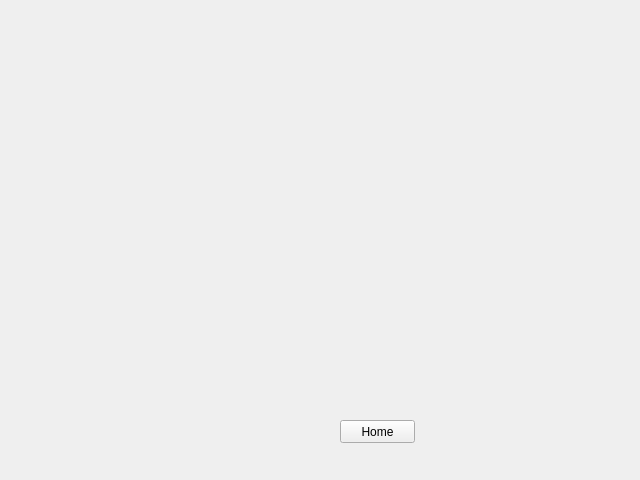
qorgh346/KGU_MultiMedia_Hobe, file rotateWindow.ui: the form before one commit.
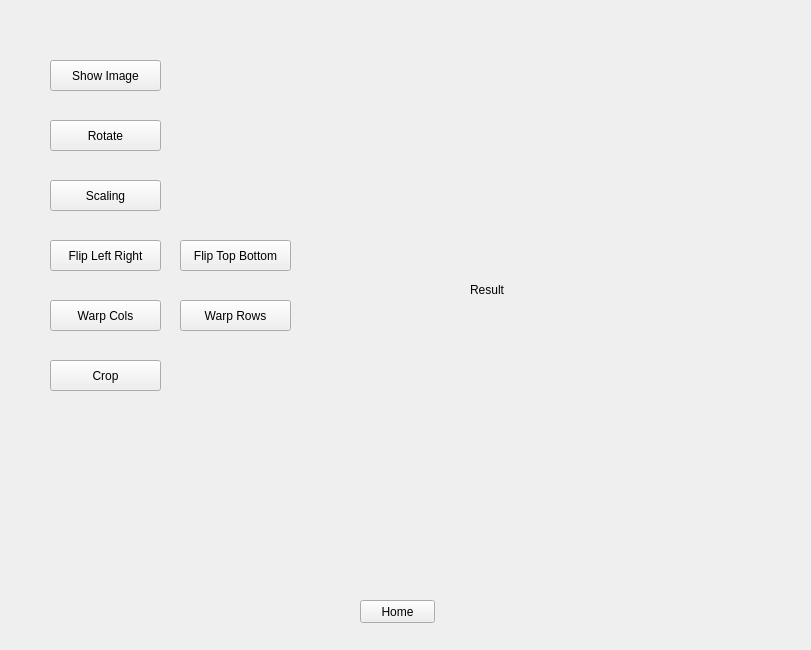
The form after the commit.

```diff
--- a/rotateWindow.ui
+++ b/rotateWindow.ui
@@ -6,8 +6,8 @@
    <rect>
     <x>0</x>
     <y>0</y>
-    <width>640</width>
-    <height>480</height>
+    <width>811</width>
+    <height>650</height>
    </rect>
   </property>
   <property name="windowTitle">
@@ -16,8 +16,8 @@
   <widget class="QPushButton" name="home">
    <property name="geometry">
     <rect>
-     <x>340</x>
-     <y>420</y>
+     <x>360</x>
+     <y>600</y>
      <width>75</width>
      <height>23</height>
     </rect>
@@ -26,6 +26,123 @@
     <string>Home</string>
    </property>
   </widget>
+  <widget class="QPushButton" name="rotateBtn">
+   <property name="geometry">
+    <rect>
+     <x>50</x>
+     <y>120</y>
+     <width>111</width>
+     <height>31</height>
+    </rect>
+   </property>
+   <property name="text">
+    <string>Rotate</string>
+   </property>
+  </widget>
+  <widget class="QPushButton" name="scalingBtn">
+   <property name="geometry">
+    <rect>
+     <x>50</x>
+     <y>180</y>
+     <width>111</width>
+     <height>31</height>
+    </rect>
+   </property>
+   <property name="text">
+    <string>Scaling</string>
+   </property>
+  </widget>
+  <widget class="QPushButton" name="flipLRBtn">
+   <property name="geometry">
+    <rect>
+     <x>50</x>
+     <y>240</y>
+     <width>111</width>
+     <height>31</height>
+    </rect>
+   </property>
+   <property name="text">
+    <string>Flip Left Right</string>
+   </property>
+  </widget>
+  <widget class="QPushButton" name="warpColBtn">
+   <property name="geometry">
+    <rect>
+     <x>50</x>
+     <y>300</y>
+     <width>111</width>
+     <height>31</height>
+    </rect>
+   </property>
+   <property name="text">
+    <string>Warp Cols</string>
+   </property>
+  </widget>
+  <widget class="QPushButton" name="cropBtn">
+   <property name="geometry">
+    <rect>
+     <x>50</x>
+     <y>360</y>
+     <width>111</width>
+     <height>31</height>
+    </rect>
+   </property>
+   <property name="text">
+    <string>Crop</string>
+   </property>
+  </widget>
+  <widget class="QPushButton" name="flipTBBtn">
+   <property name="geometry">
+    <rect>
+     <x>180</x>
+     <y>240</y>
+     <width>111</width>
+     <height>31</height>
+    </rect>
+   </property>
+   <property name="text">
+    <string>Flip Top Bottom</string>
+   </property>
+  </widget>
+  <widget class="QPushButton" name="warpRowBtn">
+   <property name="geometry">
+    <rect>
+     <x>180</x>
+     <y>300</y>
+     <width>111</width>
+     <height>31</height>
+    </rect>
+   </property>
+   <property name="text">
+    <string>Warp Rows</string>
+   </property>
+  </widget>
+  <widget class="QLabel" name="view_result">
+   <property name="geometry">
+    <rect>
+     <x>470</x>
+     <y>140</y>
+     <width>300</width>
+     <height>300</height>
+    </rect>
+   </property>
+   <property name="text">
+    <string>Result</string>
+   </property>
+  </widget>
+  <widget class="QPushButton" name="imgshowBtn">
+   <property name="geometry">
+    <rect>
+     <x>50</x>
+     <y>60</y>
+     <width>111</width>
+     <height>31</height>
+    </rect>
+   </property>
+   <property name="text">
+    <string>Show Image</string>
+   </property>
+  </widget>
  </widget>
  <resources/>
  <connections/>
```
